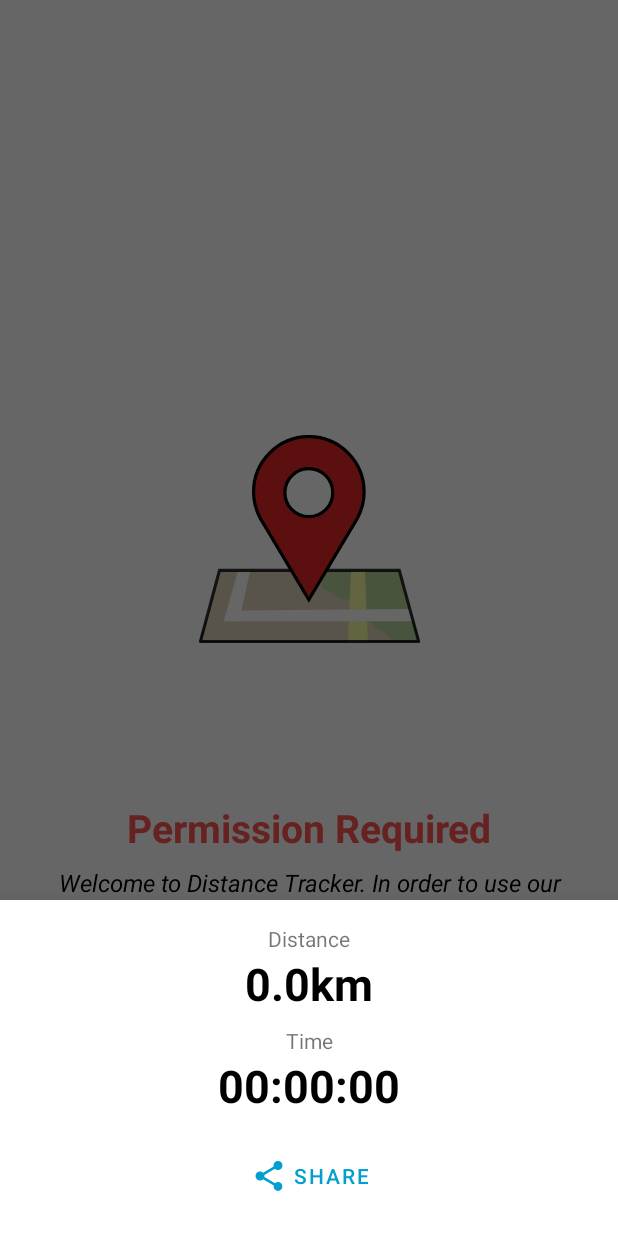
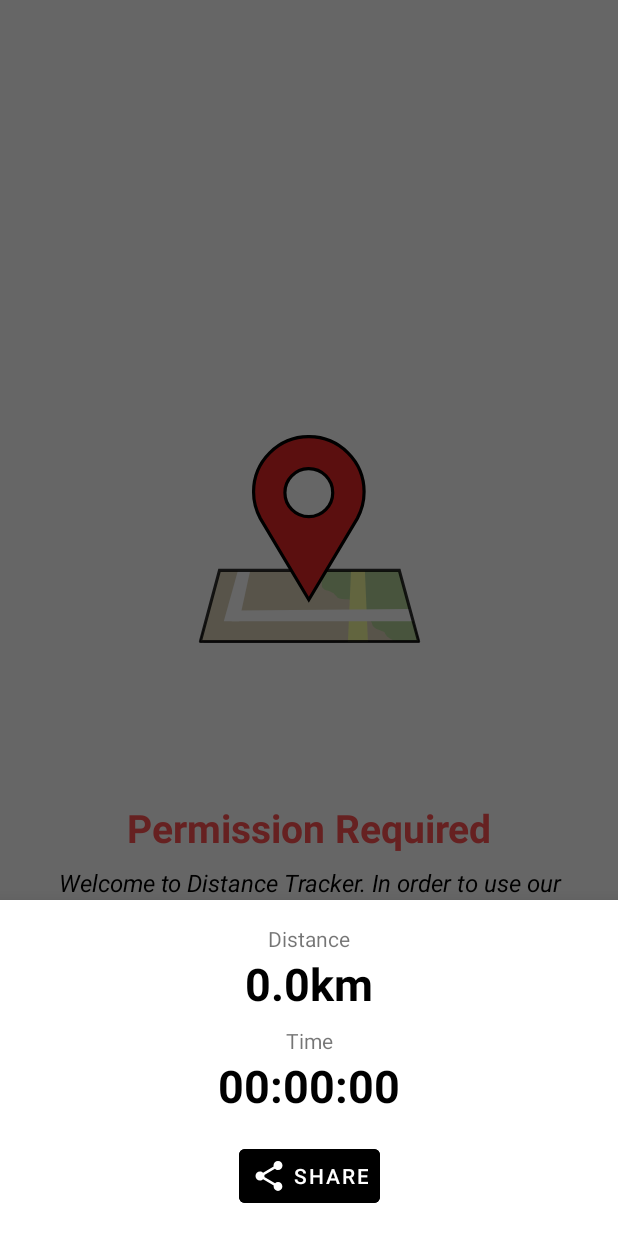
Before and after one commit to fuad022/DistanceTrackerApp, an Android app: the fragment ResultFragment placed in its activity, on a phone screen of 412 x 824 dp. Run offline under Robolectric (Android 15) with nearby library versions, the phone set to English and light mode, and no system bars; our stand-ins replace data binding; libraries missing offline, so code that uses them is left out: com.vmadalin.easypermissions; 4 statements that could not run were skipped.

Commit message:
Display results.

```diff
--- a/app/src/main/java/com/example/distancetrackerapp/ui/maps/MapsFragment.kt
+++ b/app/src/main/java/com/example/distancetrackerapp/ui/maps/MapsFragment.kt
@@ -117,6 +117,7 @@ class MapsFragment : Fragment(), OnMapReadyCallback, GoogleMap.OnMyLocationButto
             stopTime = it
             if (stopTime != 0L) {
                 showBiggerPicture()
+                displayResults()
             }
         })
     }
--- a/app/src/main/java/com/example/distancetrackerapp/ui/result/ResultFragment.kt
+++ b/app/src/main/java/com/example/distancetrackerapp/ui/result/ResultFragment.kt
@@ -5,17 +5,33 @@ import androidx.fragment.app.Fragment
 import android.view.LayoutInflater
 import android.view.View
 import android.view.ViewGroup
+import androidx.navigation.fragment.navArgs
 import com.example.distancetrackerapp.R
+import com.example.distancetrackerapp.databinding.FragmentResultBinding
 import com.google.android.material.bottomsheet.BottomSheetDialogFragment
 
 class ResultFragment : BottomSheetDialogFragment() {
 
+    private val args: ResultFragmentArgs by navArgs()
+
+    private var _binding: FragmentResultBinding? = null
+    private val binding get() = _binding!!
+
     override fun onCreateView(
         inflater: LayoutInflater, container: ViewGroup?,
         savedInstanceState: Bundle?
-    ): View? {
+    ): View {
         // Inflate the layout for this fragment
-        return inflater.inflate(R.layout.fragment_result, container, false)
+        _binding = FragmentResultBinding.inflate(inflater, container, false)
+
+        binding.distanceValueTextView.text = getString(R.string.result, args.result.distance)
+        binding.timeValueTextView.text = args.result.time
+
+        return binding.root
     }
 
+    override fun onDestroyView() {
+        super.onDestroyView()
+        _binding = null
+    }
 }
--- a/app/src/main/res/layout/fragment_result.xml
+++ b/app/src/main/res/layout/fragment_result.xml
@@ -1,7 +1,13 @@
 <?xml version="1.0" encoding="utf-8"?>
-<androidx.constraintlayout.widget.ConstraintLayout xmlns:android="http://schemas.android.com/apk/res/android"
+<layout xmlns:android="http://schemas.android.com/apk/res/android"
     xmlns:app="http://schemas.android.com/apk/res-auto"
-    xmlns:tools="http://schemas.android.com/tools"
+    xmlns:tools="http://schemas.android.com/tools">
+
+    <data>
+
+    </data>
+
+    <androidx.constraintlayout.widget.ConstraintLayout
         android:layout_width="match_parent"
         android:layout_height="wrap_content"
         tools:context=".ui.result.ResultFragment">
@@ -50,17 +56,21 @@
             app:layout_constraintStart_toStartOf="parent"
             app:layout_constraintTop_toBottomOf="@id/time_textView" />
 
-    <Button
+        <com.google.android.material.button.MaterialButton
             android:id="@+id/share_button"
             android:layout_width="wrap_content"
             android:layout_height="wrap_content"
             android:layout_marginTop="16dp"
             android:layout_marginBottom="16dp"
+            android:backgroundTint="@color/black"
             android:text="@string/share"
+            android:textColor="@color/white"
             app:icon="@drawable/ic_share"
+            app:iconTint="@color/white"
             app:layout_constraintBottom_toBottomOf="parent"
             app:layout_constraintEnd_toEndOf="parent"
             app:layout_constraintStart_toStartOf="parent"
             app:layout_constraintTop_toBottomOf="@id/timeValue_textView" />
 
     </androidx.constraintlayout.widget.ConstraintLayout>
+</layout>
--- a/app/src/main/res/navigation/nav_graph.xml
+++ b/app/src/main/res/navigation/nav_graph.xml
@@ -9,7 +9,7 @@
         android:id="@+id/permissionFragment"
         android:name="com.example.distancetrackerapp.ui.permission.PermissionFragment"
         android:label="fragment_permission"
-        tools:layout="@layout/fragment_permission" >
+        tools:layout="@layout/fragment_permission">
         <action
             android:id="@+id/action_permissionFragment_to_mapsFragment"
             app:destination="@id/mapsFragment"
@@ -20,7 +20,7 @@
         android:id="@+id/mapsFragment"
         android:name="com.example.distancetrackerapp.ui.maps.MapsFragment"
         android:label="fragment_maps"
-        tools:layout="@layout/fragment_maps" >
+        tools:layout="@layout/fragment_maps">
         <action
             android:id="@+id/action_mapsFragment_to_resultFragment"
             app:destination="@id/resultFragment" />
@@ -29,10 +29,12 @@
         android:id="@+id/resultFragment"
         android:name="com.example.distancetrackerapp.ui.result.ResultFragment"
         android:label="fragment_result"
-        tools:layout="@layout/fragment_result" >
+        tools:layout="@layout/fragment_result">
         <action
             android:id="@+id/action_resultFragment_to_mapsFragment"
-            app:destination="@id/mapsFragment" />
+            app:destination="@id/mapsFragment"
+            app:popUpTo="@id/mapsFragment"
+            app:popUpToInclusive="true" />
         <argument
             android:name="result"
             app:argType="com.example.distancetrackerapp.model.Result" />
--- a/app/src/main/res/values/strings.xml
+++ b/app/src/main/res/values/strings.xml
@@ -13,4 +13,5 @@
     <string name="distance">Distance</string>
     <string name="time">Time</string>
     <string name="share">Share</string>
+    <string name="result">%1$s km</string>
 </resources>
```
Lines whose indentation alone changed are shown as unchanged.
